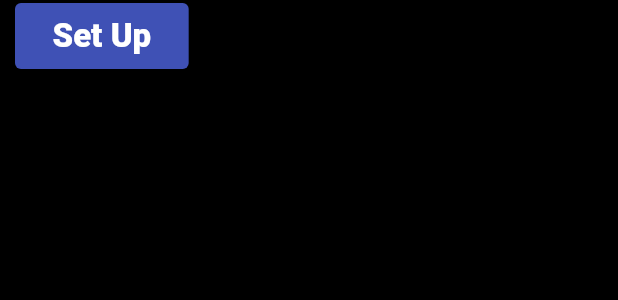
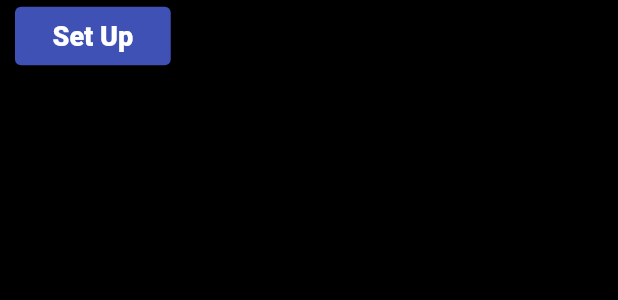
Before and after one commit to aninarafath6/flutter-netflix-clone, a Flutter app: the ActionButtons widget shown alone on an empty page, opened directly, on a phone screen of 412 x 824 dp. Shown: the top 300 px of the screen. Run offline on Flutter 3.47's test engine with Material 2 defaults, Android fonts, the phone set to English and light mode, and no system bars; our stand-ins replace google_fonts, remixicon; network calls fail; Roboto replaces fonts that are missing (Yantramanav).

Commit message:
downloads page dimensitons correction

```diff
--- a/lib/presentation/screen/pages/downloads_page/downloads_page.dart
+++ b/lib/presentation/screen/pages/downloads_page/downloads_page.dart
@@ -13,7 +13,7 @@ class DownloadsPage extends StatelessWidget {
   @override
   Widget build(BuildContext context) {
     return Padding(
-      padding: const EdgeInsets.all(8.0),
+      padding: const EdgeInsets.all(24.0),
       child: ListView(
         physics: const BouncingScrollPhysics(),
         children: const [
--- a/lib/presentation/screen/pages/downloads_page/widgets/action_button_widget.dart
+++ b/lib/presentation/screen/pages/downloads_page/widgets/action_button_widget.dart
@@ -28,7 +28,7 @@ class ActionButtons extends StatelessWidget {
           child: Text(
             label,
             style: TextStyle(
-              fontSize: 22,
+              fontSize: 18,
               fontWeight: FontWeight.w800,
               color: color == Colors.white ? Colors.black : Colors.white,
             ),
```
Also changed, not shown: lib/presentation/widgets/app_bar_widget.dart (+9 -6 lines).
